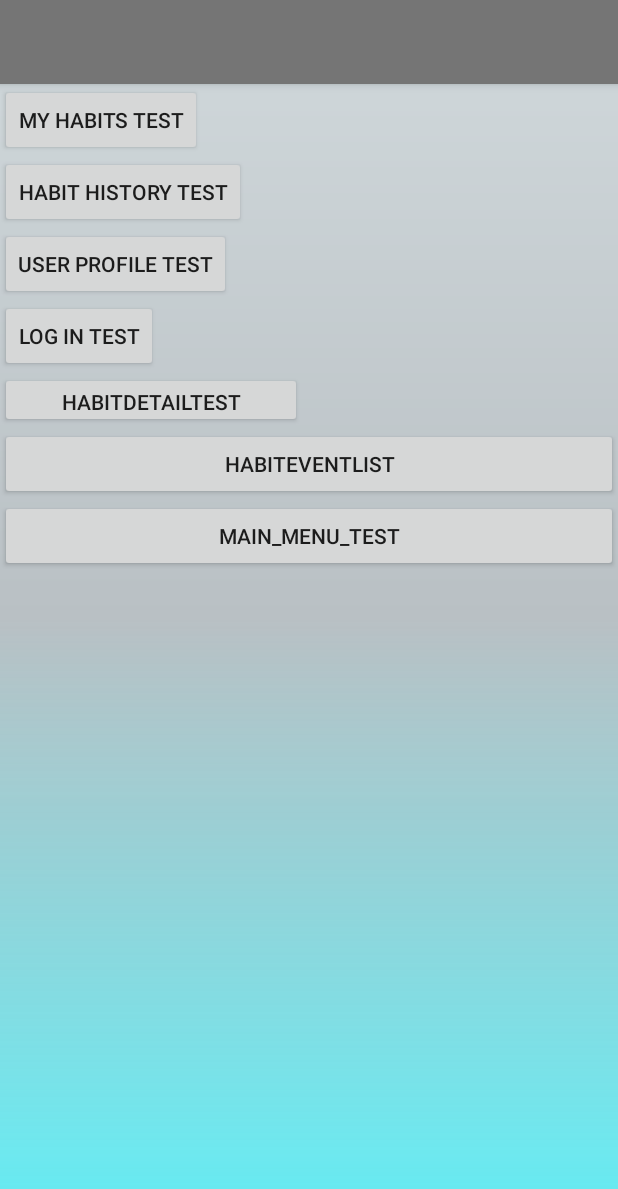
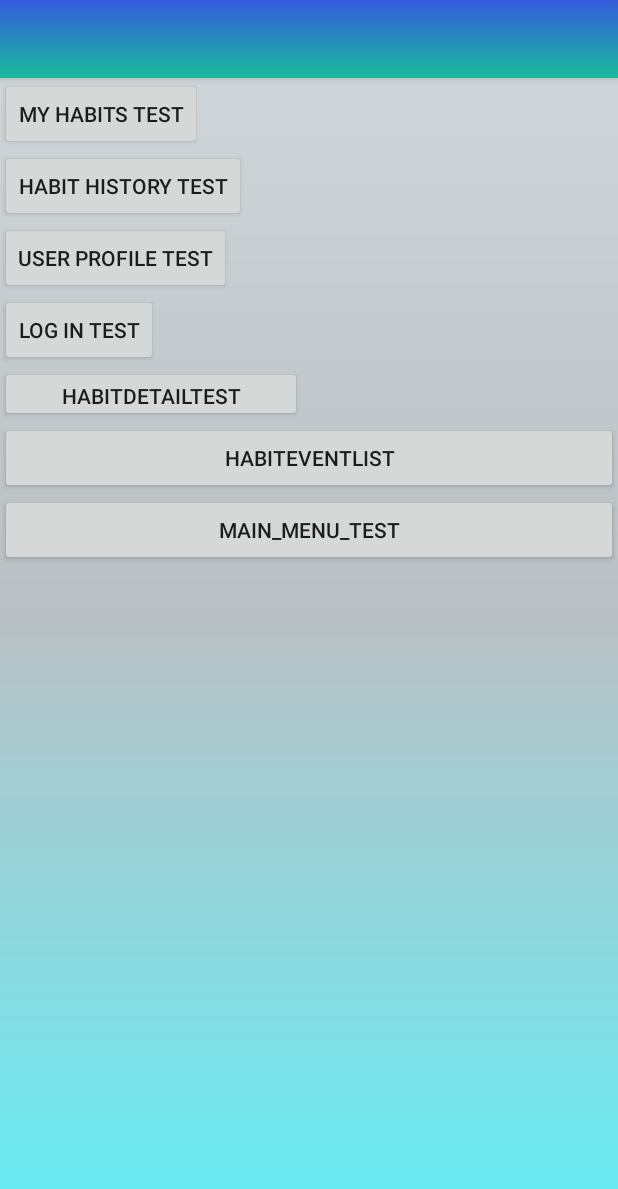
Before and after one commit to CMPUT301F17T19/Echoes, an Android app: the screen it shows after launch (MainActivity), on a phone screen of 412 x 824 dp. Shown: the top 1189 px of the screen. Run offline under Robolectric (Android 15) with nearby library versions, the phone set to English and light mode, and no system bars.

Commit message:
fix some bug

```diff
--- a/Echoes/app/src/main/java/com/example/cmput301f17t19/echoes/Follower.java
+++ b/Echoes/app/src/main/java/com/example/cmput301f17t19/echoes/Follower.java
@@ -17,6 +17,7 @@ package com.example.cmput301f17t19.echoes;
  * @version 1.0
  * @since 1.0
  */
+
 public class Follower {
 
     private String username;
--- a/Echoes/app/src/main/res/layout/activity_habit_event_details.xml
+++ b/Echoes/app/src/main/res/layout/activity_habit_event_details.xml
@@ -10,13 +10,13 @@
     android:layout_height="match_parent">
 
     <android.support.v7.widget.Toolbar
-        android:id="@+id/toolbar"
+        android:id="@+id/my_toolbar"
         android:layout_width="match_parent"
-        android:layout_height="?attr/actionBarSize"
+        android:layout_height="52dp"
         android:background="@drawable/first_layer"
         android:elevation="4dp"
         android:theme="@style/ThemeOverlay.AppCompat.ActionBar"
-        app:popupTheme="@style/ThemeOverlay.AppCompat.Dark"/>
+        app:popupTheme="@style/ThemeOverlay.AppCompat.Dark" />
 
     <LinearLayout
         android:layout_width="match_parent"
--- a/Echoes/app/src/main/res/layout/activity_habit_history.xml
+++ b/Echoes/app/src/main/res/layout/activity_habit_history.xml
@@ -10,10 +10,11 @@
     <android.support.v7.widget.Toolbar
         android:id="@+id/my_toolbar"
         android:layout_width="match_parent"
-        android:layout_height="?attr/actionBarSize"
+        android:layout_height="52dp"
         android:background="@drawable/first_layer"
         android:elevation="4dp"
-        android:theme="@style/ThemeOverlay.AppCompat.ActionBar"/>
+        android:theme="@style/ThemeOverlay.AppCompat.ActionBar"
+        app:popupTheme="@style/ThemeOverlay.AppCompat.Dark" />
 
     <LinearLayout
         android:layout_gravity="start"
--- a/Echoes/app/src/main/res/layout/activity_main.xml
+++ b/Echoes/app/src/main/res/layout/activity_main.xml
@@ -12,11 +12,11 @@
     <android.support.v7.widget.Toolbar
         android:id="@+id/my_toolbar"
         android:layout_width="match_parent"
-        android:layout_height="?attr/actionBarSize"
-        android:background="@drawable/bg2"
+        android:layout_height="52dp"
+        android:background="@drawable/first_layer"
         android:elevation="4dp"
         android:theme="@style/ThemeOverlay.AppCompat.ActionBar"
-        app:popupTheme="@style/ThemeOverlay.AppCompat.Dark"/>
+        app:popupTheme="@style/ThemeOverlay.AppCompat.Dark" />
 
     <Button
         android:id="@+id/myhabits_button"
--- a/Echoes/app/src/main/res/layout/activity_sign_up.xml
+++ b/Echoes/app/src/main/res/layout/activity_sign_up.xml
@@ -82,7 +82,7 @@
 
 
         <EditText
-            android:id="@+id/username"
+            android:id="@+id/user_name"
 
             android:background="@drawable/edit_text_round"
             android:layout_width="270dp"
```
Also changed, not shown: Echoes/app/src/main/java/com/example/cmput301f17t19/echoes/SignUpActivity.java (+7 -3 lines), Echoes/app/src/main/java/com/example/cmput301f17t19/echoes/main_menu.java (+20 -0 lines), 8 other files.
